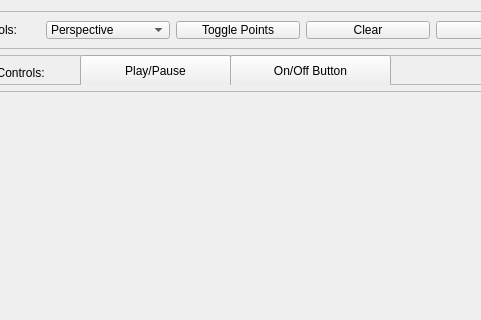
Above: A3/MainWindow.ui from gedig/CSC305A2 before the change; both pictures show x 81 to 562 and y 0 to 320 of the 794 by 603 pixel window. Below: the same form after it.
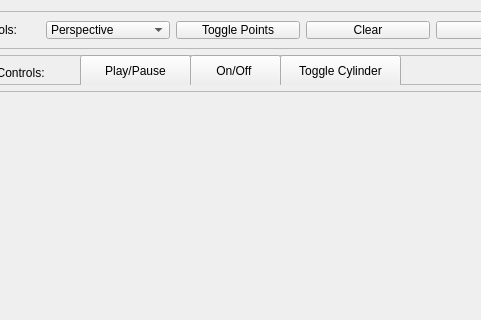
That is the form after the change.

Patch:
```diff
--- a/A3/MainWindow.ui
+++ b/A3/MainWindow.ui
@@ -65,7 +65,7 @@
        <rect>
         <x>150</x>
         <y>0</y>
-        <width>151</width>
+        <width>111</width>
         <height>32</height>
        </rect>
       </property>
@@ -76,14 +76,14 @@
      <widget class="QPushButton" name="pushButton">
       <property name="geometry">
        <rect>
-        <x>300</x>
+        <x>260</x>
         <y>0</y>
-        <width>161</width>
+        <width>91</width>
         <height>32</height>
        </rect>
       </property>
       <property name="text">
-       <string>On/Off Button</string>
+       <string>On/Off </string>
       </property>
      </widget>
      <widget class="QLabel" name="label_2">
@@ -99,6 +99,19 @@
        <string>Animation Controls:</string>
       </property>
      </widget>
+     <widget class="QPushButton" name="toggleCylinderButton">
+      <property name="geometry">
+       <rect>
+        <x>350</x>
+        <y>0</y>
+        <width>121</width>
+        <height>32</height>
+       </rect>
+      </property>
+      <property name="text">
+       <string>Toggle Cylinder</string>
+      </property>
+     </widget>
     </widget>
    </item>
    <item row="1" column="0" colspan="2">
```
